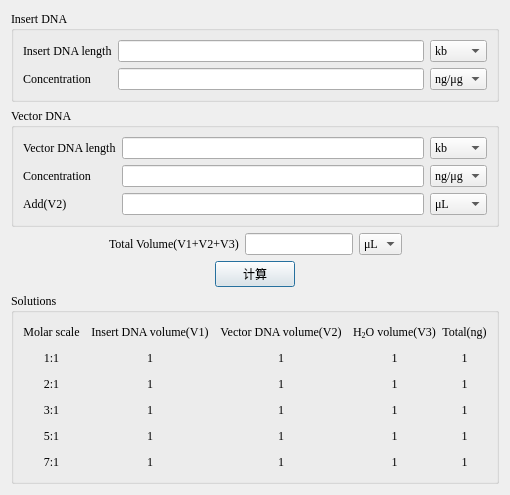
Qt form UI/openBMP/LigationCalculator.ui (zhaoy2020/openBMP) before a commit.
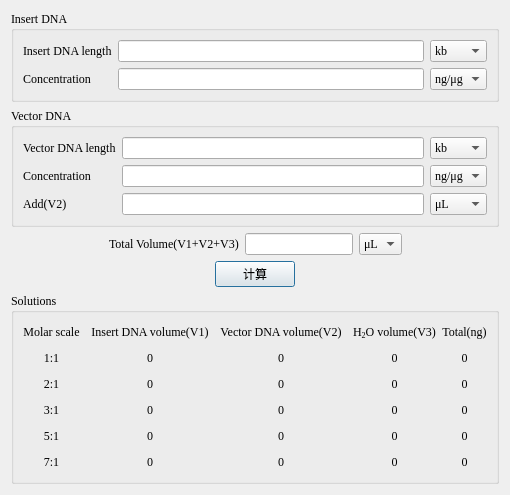
The same form after that commit.

```diff
--- a/UI/openBMP/LigationCalculator.ui
+++ b/UI/openBMP/LigationCalculator.ui
@@ -272,7 +272,7 @@
       <item row="4" column="2">
        <widget class="QLabel" name="label_27">
         <property name="text">
-         <string>1</string>
+         <string>0</string>
         </property>
         <property name="alignment">
          <set>Qt::AlignCenter</set>
@@ -305,7 +305,7 @@
       <item row="5" column="4">
        <widget class="QLabel" name="label_32">
         <property name="text">
-         <string>1</string>
+         <string>0</string>
         </property>
         <property name="alignment">
          <set>Qt::AlignCenter</set>
@@ -341,7 +341,7 @@
       <item row="3" column="4">
        <widget class="QLabel" name="label_24">
         <property name="text">
-         <string>1</string>
+         <string>0</string>
         </property>
         <property name="alignment">
          <set>Qt::AlignCenter</set>
@@ -433,7 +433,7 @@
       <item row="3" column="2">
        <widget class="QLabel" name="label_23">
         <property name="text">
-         <string>1</string>
+         <string>0</string>
         </property>
         <property name="alignment">
          <set>Qt::AlignCenter</set>
@@ -469,7 +469,7 @@
       <item row="2" column="4">
        <widget class="QLabel" name="label_19">
         <property name="text">
-         <string>1</string>
+         <string>0</string>
         </property>
         <property name="alignment">
          <set>Qt::AlignCenter</set>
@@ -541,7 +541,7 @@
       <item row="1" column="4">
        <widget class="QLabel" name="label_14">
         <property name="text">
-         <string>1</string>
+         <string>0</string>
         </property>
         <property name="alignment">
          <set>Qt::AlignCenter</set>
@@ -574,7 +574,7 @@
       <item row="4" column="6">
        <widget class="QLabel" name="label_28">
         <property name="text">
-         <string>&lt;html&gt;&lt;head/&gt;&lt;body&gt;&lt;p&gt;1&lt;/p&gt;&lt;/body&gt;&lt;/html&gt;</string>
+         <string>&lt;html&gt;&lt;head/&gt;&lt;body&gt;&lt;p&gt;0&lt;/p&gt;&lt;/body&gt;&lt;/html&gt;</string>
         </property>
         <property name="alignment">
          <set>Qt::AlignCenter</set>
@@ -607,7 +607,7 @@
       <item row="5" column="6">
        <widget class="QLabel" name="label_29">
         <property name="text">
-         <string>&lt;html&gt;&lt;head/&gt;&lt;body&gt;&lt;p&gt;1&lt;/p&gt;&lt;/body&gt;&lt;/html&gt;</string>
+         <string>&lt;html&gt;&lt;head/&gt;&lt;body&gt;&lt;p&gt;0&lt;/p&gt;&lt;/body&gt;&lt;/html&gt;</string>
         </property>
         <property name="alignment">
          <set>Qt::AlignCenter</set>
@@ -617,7 +617,7 @@
       <item row="4" column="4">
        <widget class="QLabel" name="label_26">
         <property name="text">
-         <string>1</string>
+         <string>0</string>
         </property>
         <property name="alignment">
          <set>Qt::AlignCenter</set>
@@ -627,7 +627,7 @@
       <item row="1" column="2">
        <widget class="QLabel" name="label_15">
         <property name="text">
-         <string>1</string>
+         <string>0</string>
         </property>
         <property name="alignment">
          <set>Qt::AlignCenter</set>
@@ -650,7 +650,7 @@
       <item row="2" column="2">
        <widget class="QLabel" name="label_18">
         <property name="text">
-         <string>1</string>
+         <string>0</string>
         </property>
         <property name="alignment">
          <set>Qt::AlignCenter</set>
@@ -660,7 +660,7 @@
       <item row="1" column="6">
        <widget class="QLabel" name="label_13">
         <property name="text">
-         <string>&lt;html&gt;&lt;head/&gt;&lt;body&gt;&lt;p&gt;1&lt;/p&gt;&lt;/body&gt;&lt;/html&gt;</string>
+         <string>&lt;html&gt;&lt;head/&gt;&lt;body&gt;&lt;p&gt;0&lt;/p&gt;&lt;/body&gt;&lt;/html&gt;</string>
         </property>
         <property name="alignment">
          <set>Qt::AlignCenter</set>
@@ -670,7 +670,7 @@
       <item row="3" column="6">
        <widget class="QLabel" name="label_21">
         <property name="text">
-         <string>&lt;html&gt;&lt;head/&gt;&lt;body&gt;&lt;p&gt;1&lt;/p&gt;&lt;/body&gt;&lt;/html&gt;</string>
+         <string>&lt;html&gt;&lt;head/&gt;&lt;body&gt;&lt;p&gt;0&lt;/p&gt;&lt;/body&gt;&lt;/html&gt;</string>
         </property>
         <property name="alignment">
          <set>Qt::AlignCenter</set>
@@ -703,7 +703,7 @@
       <item row="2" column="6">
        <widget class="QLabel" name="label_17">
         <property name="text">
-         <string>&lt;html&gt;&lt;head/&gt;&lt;body&gt;&lt;p&gt;1&lt;/p&gt;&lt;/body&gt;&lt;/html&gt;</string>
+         <string>&lt;html&gt;&lt;head/&gt;&lt;body&gt;&lt;p&gt;0&lt;/p&gt;&lt;/body&gt;&lt;/html&gt;</string>
         </property>
         <property name="alignment">
          <set>Qt::AlignCenter</set>
@@ -723,7 +723,7 @@
       <item row="5" column="2">
        <widget class="QLabel" name="label_31">
         <property name="text">
-         <string>1</string>
+         <string>0</string>
         </property>
         <property name="alignment">
          <set>Qt::AlignCenter</set>
@@ -756,7 +756,7 @@
       <item row="1" column="7">
        <widget class="QLabel" name="label_4">
         <property name="text">
-         <string>1</string>
+         <string>0</string>
         </property>
         <property name="alignment">
          <set>Qt::AlignCenter</set>
@@ -766,7 +766,7 @@
       <item row="2" column="7">
        <widget class="QLabel" name="label_9">
         <property name="text">
-         <string>1</string>
+         <string>0</string>
         </property>
         <property name="alignment">
          <set>Qt::AlignCenter</set>
@@ -776,7 +776,7 @@
       <item row="3" column="7">
        <widget class="QLabel" name="label_34">
         <property name="text">
-         <string>1</string>
+         <string>0</string>
         </property>
         <property name="alignment">
          <set>Qt::AlignCenter</set>
@@ -786,7 +786,7 @@
       <item row="4" column="7">
        <widget class="QLabel" name="label_35">
         <property name="text">
-         <string>1</string>
+         <string>0</string>
         </property>
         <property name="alignment">
          <set>Qt::AlignCenter</set>
@@ -796,7 +796,7 @@
       <item row="5" column="7">
        <widget class="QLabel" name="label_36">
         <property name="text">
-         <string>1</string>
+         <string>0</string>
         </property>
         <property name="alignment">
          <set>Qt::AlignCenter</set>
```
Left out of the diff: 2 changed lines with no effect on the pictures.
